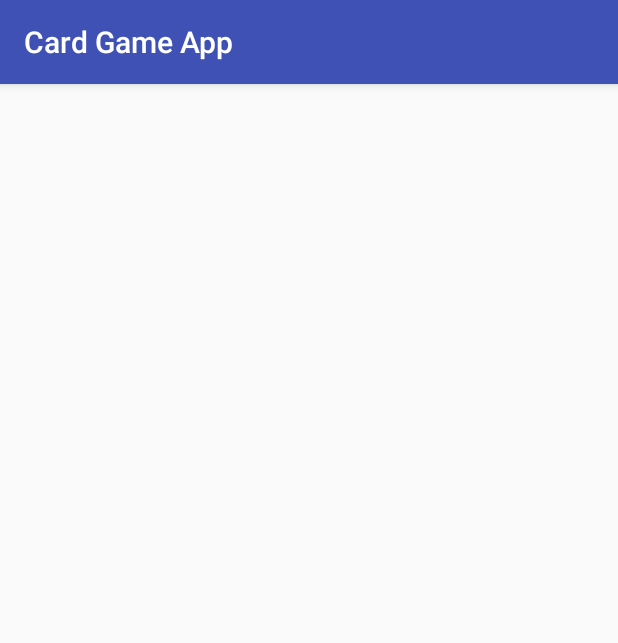
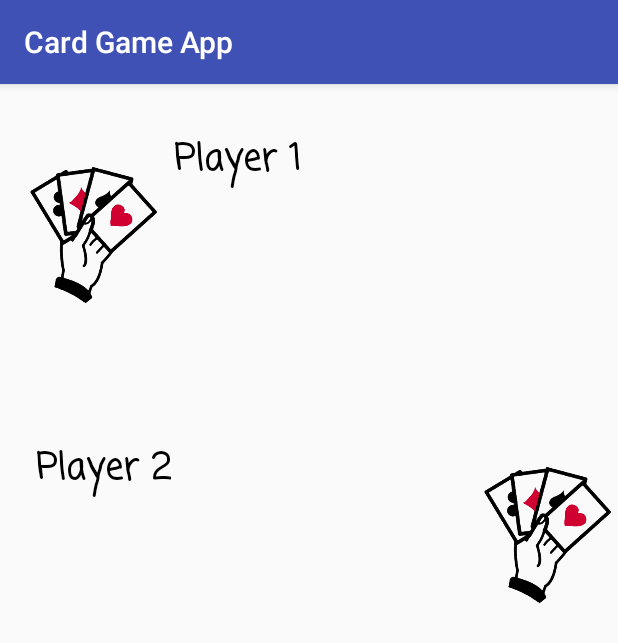
Before and after one commit to heatherjmain/Java-CardGameApp, an Android app: the PlayBlackJackActivity screen opened directly, with no data from a screen before it, on a phone screen of 412 x 824 dp. Shown: the top 643 px of the screen. Run offline under Robolectric (Android 15) with nearby library versions, the phone set to English and light mode, and no system bars.

Commit message:
Add play blackjack activity

```diff
--- a/app/src/main/res/layout/activity_play_black_jack.xml
+++ b/app/src/main/res/layout/activity_play_black_jack.xml
@@ -6,4 +6,103 @@
     android:layout_height="match_parent"
     tools:context="com.example.heather.blackjack.PlayBlackJackActivity">
 
+    <TextView
+        android:id="@+id/player1_card2"
+        android:layout_width="wrap_content"
+        android:layout_height="wrap_content"
+        android:layout_marginLeft="8dp"
+        android:layout_marginTop="8dp"
+        android:fontFamily="casual"
+        android:textColor="@android:color/black"
+        android:textSize="18sp"
+        android:textStyle="bold"
+        app:layout_constraintLeft_toRightOf="@+id/player1_hand_image"
+        app:layout_constraintTop_toBottomOf="@+id/player1_card1" />
+
+    <TextView
+        android:id="@+id/player2_name"
+        android:layout_width="wrap_content"
+        android:layout_height="wrap_content"
+        android:layout_marginTop="64dp"
+        android:fontFamily="casual"
+        android:text="@string/player2_name"
+        android:textColor="@android:color/black"
+        android:textSize="24sp"
+        android:textStyle="bold"
+        app:layout_constraintTop_toBottomOf="@+id/player1_hand_image"
+        android:layout_marginLeft="24dp"
+        app:layout_constraintLeft_toLeftOf="parent" />
+
+    <TextView
+        android:id="@+id/player2_card1"
+        android:layout_width="wrap_content"
+        android:layout_height="wrap_content"
+        android:layout_marginLeft="24dp"
+        android:fontFamily="casual"
+        android:textColor="@android:color/black"
+        android:textSize="18sp"
+        android:textStyle="bold"
+        app:layout_constraintLeft_toLeftOf="parent"
+        tools:layout_editor_absoluteY="287dp" />
+
+    <TextView
+        android:id="@+id/player2_card2"
+        android:layout_width="wrap_content"
+        android:layout_height="wrap_content"
+        android:layout_marginLeft="24dp"
+        android:layout_marginTop="8dp"
+        android:fontFamily="casual"
+        android:textColor="@android:color/black"
+        android:textSize="18sp"
+        android:textStyle="bold"
+        app:layout_constraintLeft_toLeftOf="parent"
+        app:layout_constraintTop_toBottomOf="@+id/player2_card1" />
+
+    <ImageView
+        android:id="@+id/player1_hand_image"
+        android:layout_width="100dp"
+        android:layout_height="150dp"
+        app:srcCompat="@drawable/player_hand"
+        android:layout_marginLeft="8dp"
+        app:layout_constraintLeft_toLeftOf="parent"
+        app:layout_constraintTop_toTopOf="parent"
+        android:layout_marginTop="24dp" />
+
+    <ImageView
+        android:id="@+id/player2_hand_image"
+        android:layout_width="100dp"
+        android:layout_height="150dp"
+        android:layout_marginRight="1dp"
+        android:layout_marginTop="50dp"
+        app:layout_constraintRight_toRightOf="parent"
+        app:layout_constraintTop_toBottomOf="@+id/player1_hand_image"
+        app:srcCompat="@drawable/player_hand" />
+
+    <TextView
+        android:id="@+id/player1_name"
+        android:layout_width="wrap_content"
+        android:layout_height="wrap_content"
+        android:layout_marginLeft="8dp"
+        android:layout_marginTop="32dp"
+        android:fontFamily="casual"
+        android:text="@string/player1_name"
+        android:textColor="@android:color/black"
+        android:textSize="24sp"
+        android:textStyle="bold"
+        app:layout_constraintLeft_toRightOf="@+id/player1_hand_image"
+        app:layout_constraintTop_toTopOf="parent" />
+
+    <TextView
+        android:id="@+id/player1_card1"
+        android:layout_width="wrap_content"
+        android:layout_height="wrap_content"
+        android:layout_marginLeft="8dp"
+        android:layout_marginTop="12dp"
+        android:fontFamily="casual"
+        android:textColor="@android:color/black"
+        android:textSize="18sp"
+        android:textStyle="bold"
+        app:layout_constraintLeft_toRightOf="@+id/player1_hand_image"
+        app:layout_constraintTop_toBottomOf="@+id/player1_name" />
+
 </android.support.constraint.ConstraintLayout>
--- a/app/src/main/res/values/strings.xml
+++ b/app/src/main/res/values/strings.xml
@@ -2,4 +2,6 @@
     <string name="app_name">Card Game App</string>
     <string name="chhose_game_text">Choose a game...</string>
     <string name="blackjack_button">BlackJack</string>
+    <string name="player1_name">Player 1</string>
+    <string name="player2_name">Player 2</string>
 </resources>
```
Also changed, not shown: app/src/main/res/drawable/player_hand.png (added).
